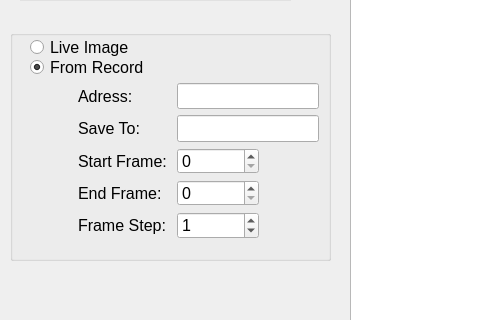
Before: the Qt Designer form Lei Temp/UI file/DHM_main.ui in YipLab/DHM, drawn with Qt 5; both pictures show x 0 to 480 and y 229 to 549 of the 1391 by 854 pixel window.
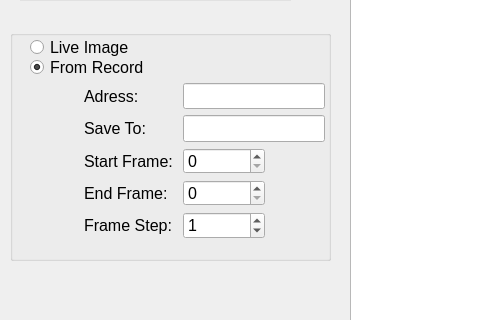
After: the same form once the commit is applied.

Patch:
```diff
--- a/Lei Temp/UI file/DHM_main.ui
+++ b/Lei Temp/UI file/DHM_main.ui
@@ -377,7 +377,7 @@
       <rect>
        <x>20</x>
        <y>50</y>
-       <width>293</width>
+       <width>299</width>
        <height>161</height>
       </rect>
      </property>
```
